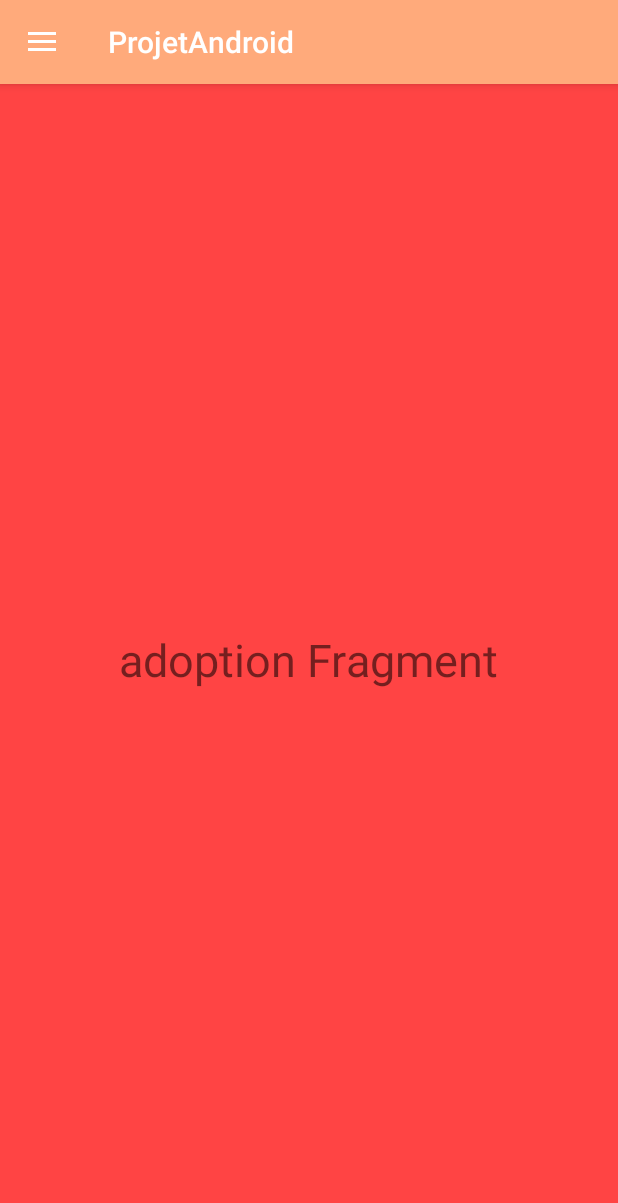
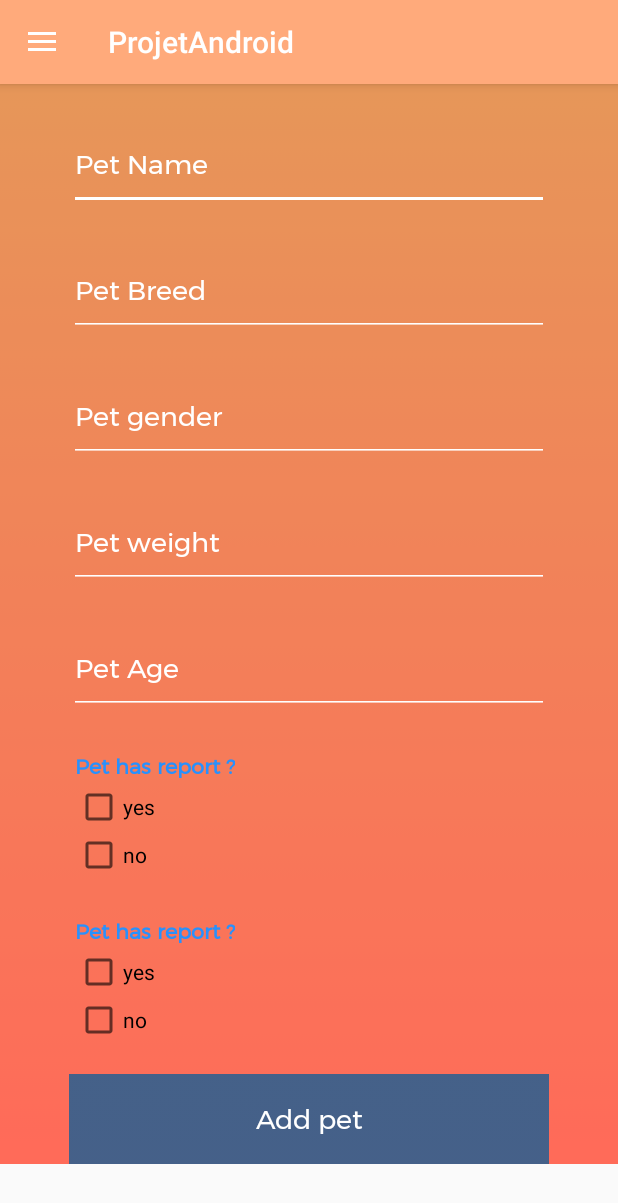
Before and after one commit to MarieMoalla/Adopt-a-pet, an Android app: the AdoptionFragment screen opened directly, with no data from a screen before it, in the side drawer, after a tap on "Add pet", on a phone screen of 412 x 824 dp. Shown: the top 1203 px of the screen. Run offline under Robolectric (Android 15) with nearby library versions, the phone set to English and light mode, and no system bars; our stand-ins replace navigation-ui.

Commit message:
create + get pet lists configured

```diff
--- a/app/src/main/java/adapter/PetListAdapter.java
+++ b/app/src/main/java/adapter/PetListAdapter.java
@@ -1,7 +1,11 @@
 package adapter;
 
 import android.content.Context;
+import android.view.LayoutInflater;
+import android.view.View;
+import android.view.ViewGroup;
 import android.widget.ArrayAdapter;
+import android.widget.TextView;
 
 import com.example.projetandroid.R;
 
@@ -10,32 +14,32 @@ import java.util.List;
 import model.Pet;
 
 public class PetListAdapter extends ArrayAdapter<Pet> {
-    private final Context context;
-    private final List<Pet> petList;
+    private List<Pet> pets;
+    private Context context;
 
-    public PetListAdapter(Context context, List<Pet> petList) {
-        super(context, R.layout.activity_main, petList);
+    public PetListAdapter(Context context, List<Pet> pets) {
+        super(context, 0, pets);
         this.context = context;
-        this.petList = petList;
+        this.pets = pets;
     }
-/*  //show pet list adapter
+ //show pet list adapter
     @Override
     public View getView(int position, View convertView, ViewGroup parent) {
         LayoutInflater inflater = (LayoutInflater) context.getSystemService(Context.LAYOUT_INFLATER_SERVICE);
-        View rowView = inflater.inflate(R.layout.activity_main, parent, false);
+        View rowView = inflater.inflate(R.layout.fragment_adoption, parent, false);
 
         //Get references to the text views in the layout
         TextView petNameTextView = rowView.findViewById(R.id.pet_name_textview);
-        TextView petBreedTextView = rowView.findViewById(R.id.pet_breed_textview);
-        TextView petIdTextView = rowView.findViewById(R.id.pet_id_textview);
+        TextView petBreedTextView = rowView.findViewById(R.id.pet_id_textview);
+        TextView petIdTextView = rowView.findViewById(R.id.pet_breed_textview);
 
         // Set the text of the text views to the pet's name, breed, and ID
-        petNameTextView.setText(petList.get(position).getName());
-        petBreedTextView.setText(petList.get(position).getBreed());
-        petIdTextView.setText(Integer.toString(petList.get(position).getId()));
+        petNameTextView.setText(pets.get(position).getName());
+        petBreedTextView.setText(pets.get(position).getBreed());
+        petIdTextView.setText(Integer.toString(pets.get(position).getId()));
 
         return rowView;
     }
-    */
+
 
 }
--- a/app/src/main/java/com/example/projetandroid/AdoptionFragment.java
+++ b/app/src/main/java/com/example/projetandroid/AdoptionFragment.java
@@ -1,21 +1,57 @@
 package com.example.projetandroid;
 
+import static android.content.Context.MODE_PRIVATE;
+
+import android.content.SharedPreferences;
 import android.os.Bundle;
-
-import androidx.fragment.app.Fragment;
-import androidx.annotation.Nullable;
-
+import android.util.Log;
 import android.view.LayoutInflater;
 import android.view.View;
 import android.view.ViewGroup;
+import android.widget.ListView;
+
+import androidx.annotation.Nullable;
+import androidx.fragment.app.Fragment;
+
+import java.util.List;
+
+import adapter.PetListAdapter;
+import model.Pet;
+import service.DatabaseHelper;
+import service.PetsServices;
+
 
 
 public class AdoptionFragment extends Fragment {
 
-
+    private DatabaseHelper databaseHelper;
     @Nullable
     @Override
     public View onCreateView(LayoutInflater inflater, @Nullable ViewGroup container, @Nullable Bundle savedInstanceState) {
-        return inflater.inflate(R.layout.fragment_adoption, container, false);
+
+        //get  used service
+        PetsServices petsServices = new PetsServices(this.getContext());
+
+        //db$
+        databaseHelper = new DatabaseHelper(this.getContext());
+
+
+        //get current user id
+        SharedPreferences sp1 = this.getContext().getSharedPreferences("Login", MODE_PRIVATE);
+        int id = sp1.getInt("Id", 0);
+
+        //allow fragment to extract view components
+        View view = inflater.inflate(R.layout.fragment_adoption, container, false);
+
+        //configure pet list
+        ListView petList = view.findViewById(R.id.list);
+        Log.i("fragment",String.valueOf(id));
+        List<Pet> pets = databaseHelper.getMyPets(id);
+        Log.i("Current logged in user ", String.valueOf(id));
+        for (Pet p : pets)
+            Log.i("petinfo ",p.getName());
+        PetListAdapter adapter = new PetListAdapter(this.getContext(), pets);
+        petList.setAdapter(adapter);
+        return view;
     }
 }
--- a/app/src/main/java/com/example/projetandroid/MainActivity.java
+++ b/app/src/main/java/com/example/projetandroid/MainActivity.java
@@ -7,14 +7,20 @@ import android.widget.Button;
 import android.widget.ListView;
 
 import androidx.annotation.NonNull;
+import androidx.appcompat.app.ActionBarDrawerToggle;
+import androidx.appcompat.app.AppCompatActivity;
+import androidx.appcompat.widget.Toolbar;
+import androidx.core.view.GravityCompat;
 import androidx.drawerlayout.widget.DrawerLayout;
-import androidx.appcompat.app.AppCompatActivity;
+import androidx.fragment.app.Fragment;
+import androidx.fragment.app.FragmentManager;
+import androidx.fragment.app.FragmentTransaction;
 import androidx.navigation.ui.AppBarConfiguration;
+
+import com.example.projetandroid.home.AddPetFragment;
 import com.google.android.material.navigation.NavigationView;
-import androidx.appcompat.widget.Toolbar;
+
 import service.DatabaseHelper;
-import androidx.appcompat.app.ActionBarDrawerToggle;
-import androidx.core.view.GravityCompat;
 import service.PetsServices;
 
 public class MainActivity extends AppCompatActivity implements NavigationView.OnNavigationItemSelectedListener {
@@ -27,6 +33,7 @@ public class MainActivity extends AppCompatActivity implements NavigationView.On
 
     public int id;
 
+
     private AppBarConfiguration mAppBarConfiguration;
 
 
@@ -34,6 +41,7 @@ public class MainActivity extends AppCompatActivity implements NavigationView.On
     protected void onCreate(Bundle savedInstanceState) {
         super.onCreate(savedInstanceState);
         setContentView(R.layout.activity_main);
+
 
         //Toolebar
 
@@ -50,7 +58,7 @@ public class MainActivity extends AppCompatActivity implements NavigationView.On
         toggle.syncState();
 
         if (savedInstanceState == null) {
-            getSupportFragmentManager().beginTransaction().replace(R.id.fragment_container,
+            getSupportFragmentManager().beginTransaction().replace(R.id.frameLayout,
                     new AdoptionFragment()).commit();
             navigationView.setCheckedItem(R.id.nav_adoption);
         }
@@ -60,11 +68,9 @@ public class MainActivity extends AppCompatActivity implements NavigationView.On
         id = sp1.getInt("Id", 0);
 
         //instanciate pet service
-        petsServices = new PetsServices(this);
+        //petsServices = new PetsServices(this);
         //instanciate database helper
-        databaseHelper = new DatabaseHelper(this);
-
-
+        //databaseHelper = new DatabaseHelper(this);
 
         //region display list
         /*listView = findViewById(R.id.list);
@@ -144,27 +150,53 @@ public class MainActivity extends AppCompatActivity implements NavigationView.On
 
     @Override
     public boolean onNavigationItemSelected(@NonNull MenuItem item) {
-        switch (item.getItemId()) {
+        int id = item.getItemId();
+        item.setChecked(true);
+        switch (id) {
             case R.id.nav_adoption:
-                getSupportFragmentManager().beginTransaction().replace(R.id.fragment_container,
-                        new AdoptionFragment()).commit();
+                // Navigate to the AdoptionFragment
+                replaceFragment(new AdoptionFragment());
+                break;
+            case R.id.nav_mypet:
+                // Navigate to the MyPetFragment
+                break;
+            case R.id.navaddpet:
+                // Navigate to the AddPetFragment
+                replaceFragment(new AddPetFragment());
+                break;
+            case R.id.navrequests:
+                // Navigate to the RequestsFragment
                 break;
             case R.id.nav_profile:
-                getSupportFragmentManager().beginTransaction().replace(R.id.fragment_container,
-                        new ProfileFragment()).commit();
+                // Navigate to the ProfileFragment
                 break;
-
             case R.id.nav_settings:
-                getSupportFragmentManager().beginTransaction().replace(R.id.fragment_container,
-                        new SettingsFragment()).commit();
+                // Navigate to the SettingsFragment
+                break;
+            case R.id.nav_logout:
+                // Handle logout
                 break;
 
         }
 
+        // Close the navigation drawer
+        DrawerLayout drawer = findViewById(R.id.drawer_layout);
         drawer.closeDrawer(GravityCompat.START);
+
         return true;
     }
 
+    //replace cutrrent fragment with next one
+    private void replaceFragment(Fragment f)
+    {
+        FragmentManager fManager = getSupportFragmentManager();
+        FragmentTransaction fTransaction = fManager.beginTransaction();
+        fTransaction.replace(R.id.frameLayout,f);
+        fTransaction.commit();
+    }
+
+
+    /*
     @Override
     public void onBackPressed() {
         if (drawer.isDrawerOpen(GravityCompat.START)) {
@@ -172,5 +204,5 @@ public class MainActivity extends AppCompatActivity implements NavigationView.On
         } else {
             super.onBackPressed();
         }
-    }
+    }*/
 }
--- /dev/null
+++ b/app/src/main/java/com/example/projetandroid/home/AddPetFragment.java
@@ -0,0 +1,124 @@
+package com.example.projetandroid.home;
+
+import static android.content.Context.MODE_PRIVATE;
+
+import android.content.SharedPreferences;
+import android.os.Bundle;
+import android.util.Log;
+import android.view.LayoutInflater;
+import android.view.View;
+import android.view.ViewGroup;
+import android.widget.Button;
+import android.widget.CheckBox;
+import android.widget.EditText;
+
+import androidx.annotation.Nullable;
+import androidx.fragment.app.Fragment;
+
+import com.example.projetandroid.R;
+
+import model.Pet;
+import service.PetsServices;
+
+public class AddPetFragment extends Fragment {
+
+    private Button add_pet_btn;
+
+    @Nullable
+    @Override
+    public View onCreateView(LayoutInflater inflater, @Nullable ViewGroup container, @Nullable Bundle savedInstanceState) {
+        super.onCreate(savedInstanceState);
+
+        //allow fragment to extract view components
+        View view = inflater.inflate(R.layout.fragment_addpet, container, false);
+
+        //get  used service
+        PetsServices petsServices = new PetsServices(this.getContext());
+
+        //get current user id
+        SharedPreferences sp1 = this.getContext().getSharedPreferences("Login", MODE_PRIVATE);
+        int id = sp1.getInt("Id", 0);
+
+        //set new pet
+        Pet p = new Pet();
+
+        EditText petName = view.findViewById(R.id.pet_name);
+        EditText breedEditText = view.findViewById(R.id.pet_breed);
+        EditText genderEditText = view.findViewById(R.id.pet_gender);
+        EditText weightEditText = view.findViewById(R.id.pet_weight);
+        EditText ageEditText = view.findViewById(R.id.pet_age);
+
+        CheckBox yes_foradaption = view.findViewById(R.id.yes_foradaption);
+        CheckBox yes_hasreport= view.findViewById(R.id.yes_hasreport);
+
+        //configure pet list
+        add_pet_btn = view.findViewById(R.id.add_pet_btn);
+
+        add_pet_btn.setOnClickListener(new View.OnClickListener() {
+            @Override
+            public void onClick(View view) {
+                // Add pet to database
+                try {
+                    String name = petName.getText().toString();
+                    if (name.isEmpty())
+                    {
+                        petName.setError("This field is required");
+                        petName.requestFocus();
+                    } else p.setName(name);
+
+                    Log.i("value name",String.valueOf(name));
+
+                    String breed = breedEditText.getText().toString();
+                    if (breed.isEmpty())
+                    {
+                        breedEditText.setError("This field is required");
+                        breedEditText.requestFocus();
+                    } else p.setBreed(breed);
+
+                    String gender = genderEditText.getText().toString();
+                    if (gender.isEmpty())
+                    {
+                        genderEditText.setError("This field is required");
+                        genderEditText.requestFocus();
+                    } else p.setGender(gender);
+
+                    String weightString = weightEditText.getText().toString();
+                    if (weightString.isEmpty())
+                    {
+                        weightEditText.setError("This field is required");
+                        weightEditText.requestFocus();
+                    } else
+                    {
+                        float weight = Float.parseFloat(weightString);
+                        p.setWeight(weight);
+                    }
+
+                    String ageString = ageEditText.getText().toString();
+                    if (ageString.isEmpty())
+                    {
+                        ageEditText.setError("This field is required");
+                        ageEditText.requestFocus();
+                    } else
+                    {
+                        int age = Integer.parseInt(ageString);
+                        p.setAge(age);
+                    }
+
+                    if (yes_foradaption.isChecked()) p.setForAdaption(1);
+                    else p.setForAdaption(0);
+
+                    if (yes_hasreport.isChecked()) p.setHasReport(1);
+                    else  p.setHasReport(0);
+
+                    p.setOwnerId(id);
+
+                    petsServices.createPet(p);
+                } catch (Exception e) {
+                    throw new RuntimeException(e);
+                }
+            }
+        });
+        return view;
+    }
+
+}
--- a/app/src/main/java/service/DatabaseHelper.java
+++ b/app/src/main/java/service/DatabaseHelper.java
@@ -9,7 +9,6 @@ import android.database.sqlite.SQLiteOpenHelper;
 import android.util.Log;
 
 import java.util.ArrayList;
-import java.util.List;
 
 import model.Pet;
 import model.User;
@@ -22,7 +21,7 @@ public class DatabaseHelper extends SQLiteOpenHelper{
     //region datbase config
 
     // Database Version
-    private static final int DATABASE_VERSION = 14;
+    private static final int DATABASE_VERSION = 16;
     // Database Name
     private static final String DATABASE_NAME = "miniprojet.db";
 
@@ -220,7 +219,7 @@ public class DatabaseHelper extends SQLiteOpenHelper{
 
     //region Create Pet
     public void addPet(Pet pet) {
-        Log.i("value pet",pet.getName());
+        Log.i("value pet",String.valueOf(pet.getName()));
         SQLiteDatabase db = this.getWritableDatabase();
         ContentValues values = new ContentValues();
         values.put(PET_NAME, pet.getName());
@@ -245,8 +244,8 @@ public class DatabaseHelper extends SQLiteOpenHelper{
 
     //region get my pets
 
-    public List<Pet> getMyPets(int ownerId) {
-        List<Pet> petsList = new ArrayList<Pet>();
+    public ArrayList<Pet> getMyPets(int ownerId) {
+        ArrayList<Pet> petsList = new ArrayList<Pet>();
 
         SQLiteDatabase db = this.getWritableDatabase();
 
@@ -303,8 +302,8 @@ public class DatabaseHelper extends SQLiteOpenHelper{
 
     //region get all pets for adaption
 
-    public List<Pet> getAllPets() {
-        List<Pet> petsList = new ArrayList<Pet>();
+    public ArrayList<Pet> getAllPets() {
+        ArrayList<Pet> petsList = new ArrayList<Pet>();
 
         SQLiteDatabase db = this.getWritableDatabase();
 
@@ -314,6 +313,7 @@ public class DatabaseHelper extends SQLiteOpenHelper{
 
         if (cursor.moveToFirst()) {
             do {
+
                 if(Integer.parseInt(cursor.getString(6)) == 1 )
                 {
                     Pet pet = new Pet();
--- a/app/src/main/java/service/PetsServices.java
+++ b/app/src/main/java/service/PetsServices.java
@@ -32,7 +32,7 @@ public class PetsServices extends Service {
         try {
             databaseHelper.addPet(pet);
         } catch (Exception e) {
-            throw new RuntimeException(e);
+            throw  new RuntimeException(e);
         }
     }
 
@@ -48,14 +48,15 @@ public class PetsServices extends Service {
          return databaseHelper.updatePet(id,name,breed,gender,weight,age);
     }
 
-    public void displayPets(int id, ListView listView) {
+    /*public void displayPets(int id, ListView listView, Context contx) {
         List<Pet> pets = databaseHelper.getAllPets();
         Log.i("Current logged in user ", String.valueOf(id));
-        for (Pet p : pets)
-            Log.i("petinfo ",p.getName());
-        PetListAdapter adapter = new PetListAdapter(this, pets);
-        listView.setAdapter(adapter);
-    }
+        if(!pets.isEmpty())
+        {
+            PetListAdapter adapter = new PetListAdapter(contx, pets);
+            listView.setAdapter(adapter);
+        }
+    }*/
 
     public void displayMyPets(int id, ListView listView) {
         List<Pet> pets = databaseHelper.getMyPets(id);
--- a/app/src/main/res/layout/activity_main.xml
+++ b/app/src/main/res/layout/activity_main.xml
@@ -24,9 +24,10 @@
             app:popupTheme="@style/ThemeOverlay.AppCompat.Light" />
 
         <FrameLayout
-            android:id="@+id/fragment_container"
             android:layout_width="match_parent"
-            android:layout_height="match_parent" />
+            android:layout_height="match_parent"
+            android:id="@+id/frameLayout"/>
+
 
     </LinearLayout>
 
--- /dev/null
+++ b/app/src/main/res/layout/fragment_addpet.xml
@@ -0,0 +1,138 @@
+<?xml version="1.0" encoding="utf-8"?>
+<ScrollView
+    xmlns:android="http://schemas.android.com/apk/res/android"
+    xmlns:tools="http://schemas.android.com/tools"
+    android:layout_width="match_parent"
+    android:layout_height="match_parent" >
+
+<LinearLayout
+    android:layout_width="match_parent"
+    android:layout_height="match_parent"
+    android:background="@drawable/background"
+    android:orientation="vertical"
+    android:id="@+id/fragment_addpet"
+    tools:context=".MainActivity">
+
+    <EditText
+        android:id="@+id/pet_name"
+        android:layout_width="320dp"
+        android:layout_height="60dp"
+        android:layout_gravity="center"
+        android:layout_marginTop="24dp"
+        android:fontFamily="@font/montserrat"
+        android:hint="Pet Name"
+        android:inputType="textPersonName"
+        android:textColorHint="@color/white"
+        android:backgroundTint="@color/white"
+        android:textColor="@color/white"
+        android:text=""
+        />
+    <EditText
+        android:id="@+id/pet_breed"
+        android:layout_width="320dp"
+        android:layout_height="60dp"
+        android:layout_gravity="center"
+        android:layout_marginTop="24dp"
+        android:fontFamily="@font/montserrat"
+        android:hint="Pet Breed"
+        android:text=""
+        android:textColorHint="@color/white"
+        android:backgroundTint="@color/white"
+        android:textColor="@color/white" />
+    <EditText
+        android:id="@+id/pet_gender"
+        android:layout_width="320dp"
+        android:layout_height="60dp"
+        android:layout_gravity="center"
+        android:layout_marginTop="24dp"
+        android:fontFamily="@font/montserrat"
+        android:hint="Pet gender"
+        android:textColorHint="@color/white"
+        android:backgroundTint="@color/white"
+        android:text=""
+        android:textColor="@color/white"/>
+    <EditText
+        android:id="@+id/pet_weight"
+        android:layout_width="320dp"
+        android:layout_height="60dp"
+        android:layout_gravity="center"
+        android:layout_marginTop="24dp"
+        android:fontFamily="@font/montserrat"
+        android:text=""
+        android:hint="Pet weight"
+        android:inputType="number"
+        android:textColorHint="@color/white"
+        android:backgroundTint="@color/white"
+        android:textColor="@color/white" />
+    <EditText
+        android:id="@+id/pet_age"
+        android:layout_width="320dp"
+        android:layout_height="60dp"
+        android:layout_gravity="center"
+        android:layout_marginTop="24dp"
+        android:fontFamily="@font/montserrat"
+        android:text=""
+        android:hint="Pet Age"
+        android:inputType="number"
+        android:textColorHint="@color/white"
+        android:backgroundTint="@color/white"
+        android:textColor="@color/white" />
+    <TextView
+        android:id="@+id/question_has_report"
+        android:layout_width="wrap_content"
+        android:layout_height="wrap_content"
+        android:fontFamily="@font/montserrat"
+        android:layout_marginTop="24dp"
+        android:layout_marginLeft="50dp"
+        android:text="Pet has report ?"
+        android:textColor="@color/button_color"
+
+        android:textStyle="bold"/>
+    <CheckBox
+        android:id="@+id/yes_hasreport"
+        android:layout_width="wrap_content"
+        android:layout_height="wrap_content"
+        android:layout_marginLeft="50dp"
+        android:text="yes" />
+    <CheckBox
+        android:id="@+id/no_has_report"
+        android:layout_width="wrap_content"
+        android:layout_height="wrap_content"
+        android:layout_marginLeft="50dp"
+        android:text="no" />
+    <TextView
+        android:id="@+id/q_for_adaption"
+        android:layout_width="wrap_content"
+        android:layout_height="wrap_content"
+        android:fontFamily="@font/montserrat"
+        android:text="Pet has report ?"
+        android:layout_marginTop="24dp"
+        android:layout_marginLeft="50dp"
+        android:textColor="@color/button_color"
+        android:textStyle="bold"/>
+    <CheckBox
+        android:id="@+id/yes_foradaption"
+        android:layout_width="wrap_content"
+        android:layout_marginLeft="50dp"
+        android:layout_height="wrap_content"
+        android:text="yes" />
+    <CheckBox
+        android:id="@+id/no_noforadaption"
+        android:layout_width="wrap_content"
+        android:layout_marginLeft="50dp"
+        android:layout_height="wrap_content"
+        android:text="no" />
+    <Button
+        android:id="@+id/add_pet_btn"
+        android:layout_width="320dp"
+        android:layout_height="60dp"
+        android:layout_gravity="center"
+        android:layout_marginTop="20dp"
+        android:background="@drawable/button"
+        android:fontFamily="@font/montserrat"
+        android:text="Add pet"
+        android:textAllCaps="false"
+        android:textColor="@android:color/white"
+        android:textSize="18dp" />
+</LinearLayout>
+</ScrollView>
```
Also changed, not shown: app/src/main/res/layout/fragment_adoption.xml (+32 -8 lines), app/src/main/res/layout/fragment_adoption2.xml (deleted, +0 -14 lines).
